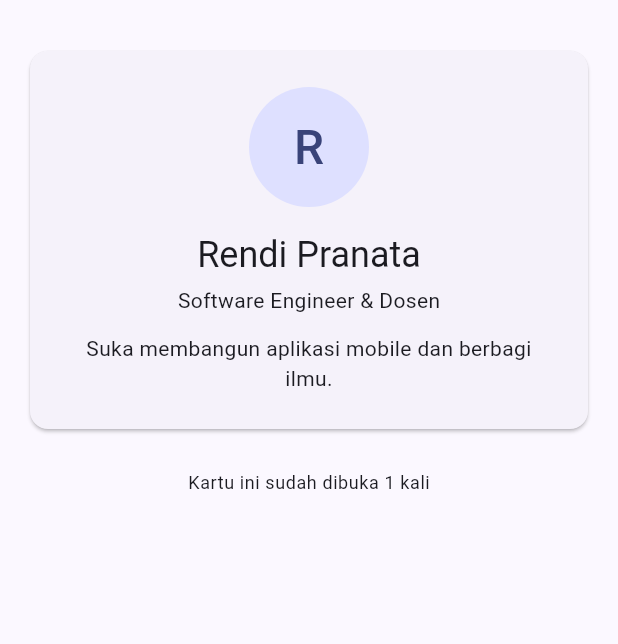
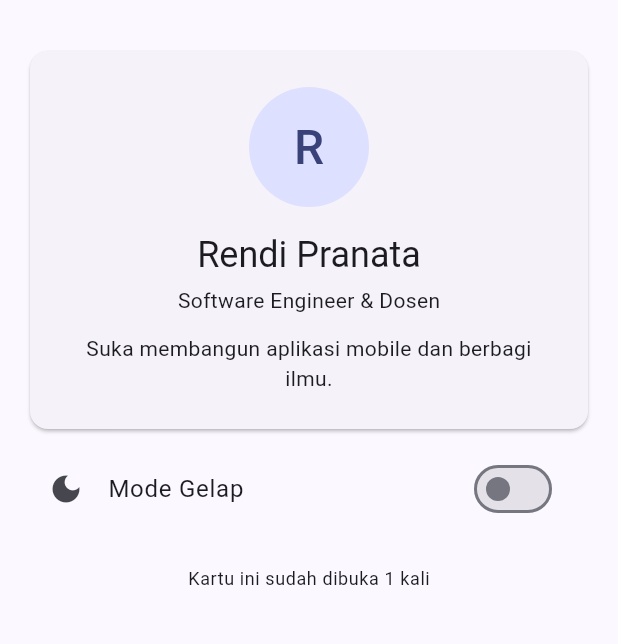
Before and after one commit to Rndprnt/kartu_profil_digital, a Flutter app: the screen it shows after launch, on a phone screen of 412 x 824 dp, the part 63-707 px from its top. Run offline on Flutter 3.47's test engine with Material 3 defaults, Android fonts, the phone set to English and light mode, and no system bars; our stand-ins replace shared_preferences.

Commit message:
Checkpoint 3

```diff
--- a/lib/main.dart
+++ b/lib/main.dart
@@ -10,17 +10,52 @@ void main() async {
   runApp(MyApp(prefs: prefs));
 }
 
-class MyApp extends StatelessWidget {
+class MyApp extends StatefulWidget {
   const MyApp({super.key, required this.prefs});
   final PrefService prefs;
 
   @override
+  State<MyApp> createState() => _MyAppState();
+}
+
+class _MyAppState extends State<MyApp> {
+  // Nilai awal dibaca dari penyimpanan, bukan hard-coded.
+  late final ValueNotifier<bool> _isDark = ValueNotifier(
+    widget.prefs.isDarkMode,
+  );
+
+  void _changeTheme(bool value) {
+    _isDark.value = value; // 1. ubah tampilan sekarang
+    widget.prefs.setDarkMode(value); // 2. simpan untuk nanti
+  }
+
+  @override
+  void dispose() {
+    _isDark.dispose();
+    super.dispose();
+  }
+
+  @override
   Widget build(BuildContext context) {
-    return MaterialApp(
-      title: 'Kartu Profil Digital',
-      debugShowCheckedModeBanner: false,
-      theme: ThemeData(colorSchemeSeed: Colors.indigo),
-      home: ProfilePage(prefs: prefs),
+    return ValueListenableBuilder<bool>(
+      valueListenable: _isDark,
+      builder: (context, isDark, _) {
+        return MaterialApp(
+          title: 'Kartu Profil Digital',
+          debugShowCheckedModeBanner: false,
+          theme: ThemeData(colorSchemeSeed: Colors.indigo),
+          darkTheme: ThemeData(
+            colorSchemeSeed: Colors.indigo,
+            brightness: Brightness.dark,
+          ),
+          themeMode: isDark ? ThemeMode.dark : ThemeMode.light,
+          home: ProfilePage(
+            prefs: widget.prefs,
+            isDark: isDark,
+            onThemeChanged: _changeTheme,
+          ),
+        );
+      },
     );
   }
 }
--- a/lib/pages/profile_page.dart
+++ b/lib/pages/profile_page.dart
@@ -4,8 +4,16 @@ import '../services/pref_service.dart';
 import '../models/profile_data.dart';
 
 class ProfilePage extends StatelessWidget {
-  const ProfilePage({super.key, required this.prefs});
+  const ProfilePage({
+    super.key,
+    required this.prefs,
+    required this.isDark,
+    required this.onThemeChanged,
+  });
+
   final PrefService prefs;
+  final bool isDark;
+  final ValueChanged<bool> onThemeChanged;
 
   @override
   Widget build(BuildContext context) {
@@ -43,6 +51,13 @@ class ProfilePage extends StatelessWidget {
               ),
             ),
           ),
+          const SizedBox(height: 8),
+          SwitchListTile(
+            secondary: const Icon(Icons.dark_mode),
+            title: const Text('Mode Gelap'),
+            value: isDark,
+            onChanged: onThemeChanged,
+          ),
           const SizedBox(height: 24),
           Center(
             child: Text(
--- a/lib/services/pref_service.dart
+++ b/lib/services/pref_service.dart
@@ -17,4 +17,9 @@ class PrefService {
   int get openCount => _prefs.getInt(_kOpenCount) ?? 0;
 
   Future<void> increaseOpenCount() => _prefs.setInt(_kOpenCount, openCount + 1);
+
+  static const _kDarkMode = 'is_dark_mode';
+  // ---------- Tema ----------
+  bool get isDarkMode => _prefs.getBool(_kDarkMode) ?? false;
+  Future<void> setDarkMode(bool value) => _prefs.setBool(_kDarkMode, value);
 }
```
